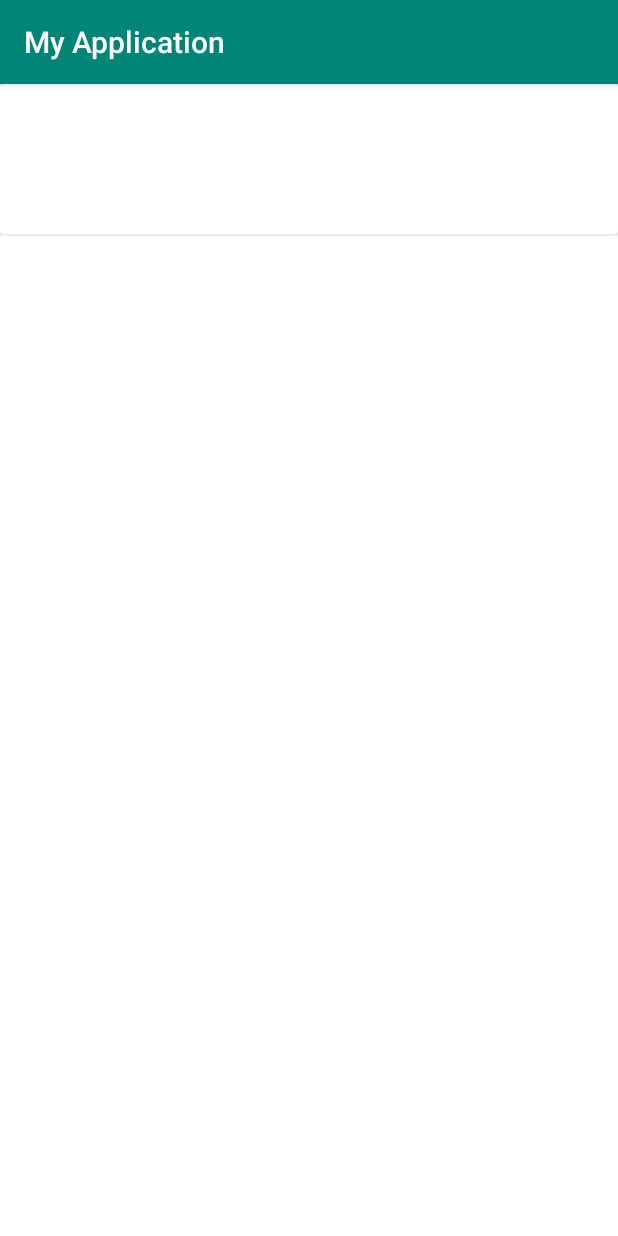
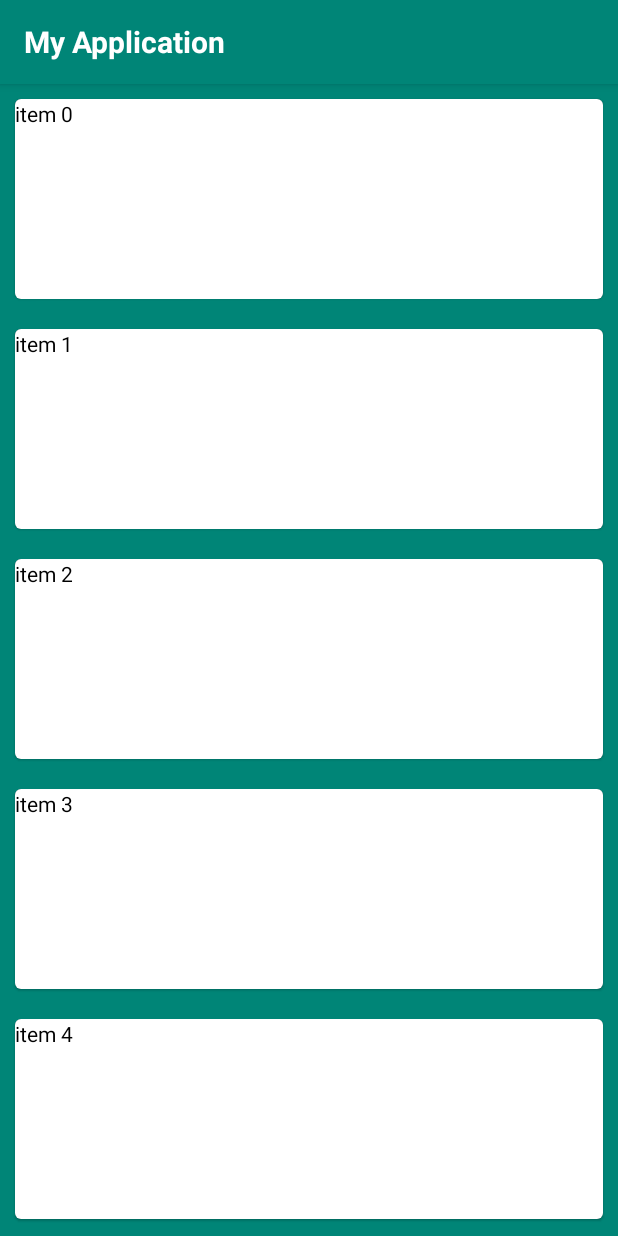
Before and after one commit to brianmlatimer/Boilermake-2020, an Android app: the screen it shows after launch (MainActivity), on a phone screen of 412 x 824 dp. Run offline under Robolectric (Android 15) with nearby library versions, the phone set to English and light mode, and no system bars.

Commit message:
Made a lot of progress

```diff
--- a/android/app/build.gradle
+++ b/android/app/build.gradle
@@ -25,11 +25,14 @@ dependencies {
     implementation "androidx.recyclerview:recyclerview:1.1.0"
     // For control over item selection of both touch and mouse driven selection
     implementation "androidx.recyclerview:recyclerview-selection:1.1.0-beta01"
-    implementation 'com.android.support:cardview-v7:29.0.0'
+//    implementation 'com.android.support:cardview-v7:29.0.0'
     implementation fileTree(dir: 'libs', include: ['*.jar'])
     implementation 'androidx.appcompat:appcompat:1.1.0'
     implementation 'androidx.constraintlayout:constraintlayout:1.1.3'
     implementation 'com.google.android.material:material:1.2.0-alpha04'
+
+
+//    implementation 'com.android.support:design:28.0.0'
 
     // Add the Firebase SDK for Google Analytics
     implementation 'com.google.firebase:firebase-analytics:17.2.2'
@@ -45,6 +48,6 @@ dependencies {
     // Google's Maven repository to your root-level build.gradle file
 
     testImplementation 'junit:junit:4.12'
-    androidTestImplementation 'androidx.test.ext:junit:1.1.0'
-    androidTestImplementation 'androidx.test.espresso:espresso-core:3.1.1'
+    androidTestImplementation 'androidx.test.ext:junit:1.1.1'
+    androidTestImplementation 'androidx.test.espresso:espresso-core:3.2.0'
 }
--- a/android/app/src/main/java/com/boilermake/mwen/MainActivity.java
+++ b/android/app/src/main/java/com/boilermake/mwen/MainActivity.java
@@ -1,14 +1,28 @@
 package com.boilermake.mwen;
 
 import androidx.appcompat.app.AppCompatActivity;
+import androidx.recyclerview.widget.LinearLayoutManager;
+import androidx.recyclerview.widget.RecyclerView;
 
 import android.os.Bundle;
+import android.widget.Toolbar;
 
 public class MainActivity extends AppCompatActivity {
+
+    String[] items = {"item 0", "item 1", "item 2", "item 3", "item 4", "item 5", "item 6", "item 7", "item 8", "item 9", "item 10"};
 
     @Override
     protected void onCreate(Bundle savedInstanceState) {
         super.onCreate(savedInstanceState);
         setContentView(R.layout.activity_main);
+
+
+        RecyclerView rv = findViewById(R.id.recyclerview);
+        rv.setLayoutManager(new LinearLayoutManager(this));
+        rv.setAdapter(new adapter(this, items));
+
+//        androidx.appcompat.widget.Toolbar toolbar = findViewById(R.id.main_tool_bar);
+//        setSupportActionBar(toolbar);
+
     }
 }
--- a/android/app/src/main/java/com/boilermake/mwen/adapter.java
+++ b/android/app/src/main/java/com/boilermake/mwen/adapter.java
@@ -1,37 +1,47 @@
 package com.boilermake.mwen;
 
 import android.content.Context;
+import android.view.LayoutInflater;
 import android.view.View;
 import android.view.ViewGroup;
+import android.widget.TextView;
 
 import androidx.annotation.NonNull;
+import androidx.appcompat.view.menu.MenuView;
 import androidx.recyclerview.widget.RecyclerView;
 
-public class adapter extends RecyclerView.Adapter<RecyclerView.ViewHolder>
-{       Context context;
+public class adapter extends RecyclerView.Adapter<RecyclerView.ViewHolder> {
+
+        Context context;
         String[] items;
-        public adapter(Context context, String[]items)
-        {
-                this.context=context;
-                this.items=items;
+        public adapter(Context context, String[]items) {
+                this.context = context;
+                this.items   = items;
         }
         @Override
         public RecyclerView.ViewHolder onCreateViewHolder(@NonNull ViewGroup parent, int viewType) {
-                return null;
+                LayoutInflater inflater = LayoutInflater.from(context);
+                View row = inflater.inflate(R.layout.bathroom_layout, parent, false);
+                Item item = new Item(row);
+
+                return item;
         }
 
         @Override
         public void onBindViewHolder(@NonNull RecyclerView.ViewHolder holder, int position) {
-
+                ((Item) holder).textView.setText(items[position]);
         }
 
         @Override
         public int getItemCount() {
                 return items.length;
         }
+
         public class Item extends RecyclerView.ViewHolder {
+                TextView textView;
                 public Item(@NonNull View itemView) {
                         super(itemView);
+                        textView = itemView.findViewById(R.id.name);
                 }
         }
 }
--- a/android/app/src/main/res/layout/activity_main.xml
+++ b/android/app/src/main/res/layout/activity_main.xml
@@ -1,25 +1,40 @@
 <?xml version="1.0" encoding="utf-8"?>
-<LinearLayout
+<androidx.coordinatorlayout.widget.CoordinatorLayout
     xmlns:android="http://schemas.android.com/apk/res/android"
-    xmlns:tools="http://schemas.android.com/tools"
-    xmlns:card_view="http://schemas.android.com/apk/res-auto"
+    xmlns:app="http://schemas.android.com/apk/res-auto"
     android:layout_width="match_parent"
     android:layout_height="match_parent"
     android:baselineAligned="false"
-    android:orientation="vertical"
-    android:background="#ffffff"
-    >
+    android:orientation="vertical">
 
-    <!-- A CardView that contains a TextView -->
-    <androidx.cardview.widget.CardView
+
+    <androidx.recyclerview.widget.RecyclerView
+        android:background="#00000000"
+        android:id="@+id/recyclerview"
+        app:layout_behavior="@string/appbar_scrolling_view_behavior"
         android:layout_width="match_parent"
-        android:layout_height="100dp"
-        android:padding="10px">
+        android:layout_height="match_parent"/>
 
-        <TextView
-            android:layout_width="match_parent"
-            android:layout_height="match_parent"/>
+    <com.google.android.material.appbar.AppBarLayout
+        android:background="@color/colorPrimary"
+        android:layout_height="wrap_content"
+        android:layout_width="match_parent">
 
-    </androidx.cardview.widget.CardView>
+        <androidx.appcompat.widget.Toolbar
+            android:id="@+id/main_tool_bar"
+            app:layout_scrollFlags="scroll|enterAlways"
+            android:layout_height="wrap_content"
+            android:layout_width="match_parent">
 
-</LinearLayout>
+            <TextView
+                android:textSize="20sp"
+                android:textStyle="bold"
+                android:textColor="#FFF"
+                android:layout_width="match_parent"
+                android:layout_height="wrap_content"
+                android:text="@string/app_name"/>
+        </androidx.appcompat.widget.Toolbar>
+
+    </com.google.android.material.appbar.AppBarLayout>
+
+</androidx.coordinatorlayout.widget.CoordinatorLayout>
--- /dev/null
+++ b/android/app/src/main/res/layout/bathroom_layout.xml
@@ -0,0 +1,24 @@
+<?xml version="1.0" encoding="utf-8"?>
+<LinearLayout
+    xmlns:android="http://schemas.android.com/apk/res/android"
+    android:layout_width="match_parent"
+    android:layout_height="wrap_content"
+    android:background="#00000000">
+
+    <com.google.android.material.card.MaterialCardView
+
+        android:layout_width="match_parent"
+        android:layout_height="200px"
+        android:layout_margin="10dp"
+        android:background="#00000000">
+
+        <TextView
+            android:textColor="#000"
+            android:background="#ffff"
+            android:id="@+id/name"
+            android:layout_width="match_parent"
+            android:layout_height="match_parent"/>
+
+    </com.google.android.material.card.MaterialCardView>
+
+</LinearLayout>
--- a/android/app/src/main/res/values/colors.xml
+++ b/android/app/src/main/res/values/colors.xml
@@ -1,6 +1,10 @@
 <?xml version="1.0" encoding="utf-8"?>
 <resources>
     <color name="colorPrimary">#008577</color>
+    <color name="colorSecondary">#008577</color>
+    <color name="colorBackground">#008577</color>
     <color name="colorPrimaryDark">#00574B</color>
+    <color name="colorError">#D81B60</color>
     <color name="colorAccent">#D81B60</color>
+    <color name="colorPrimaryVariant">#D81B60</color>
 </resources>
--- a/android/app/src/main/res/values/styles.xml
+++ b/android/app/src/main/res/values/styles.xml
@@ -1,11 +1,14 @@
 <resources>
 
     <!-- Base application theme. -->
-    <style name="AppTheme" parent="Theme.AppCompat.Light.DarkActionBar">
-        <!-- Customize your theme here. -->
+    <style name="AppTheme" parent="Theme.MaterialComponents.NoActionBar">
+
+        <!-- Original AppCompat attributes. -->
         <item name="colorPrimary">@color/colorPrimary</item>
-        <item name="colorPrimaryDark">@color/colorPrimaryDark</item>
-        <item name="colorAccent">@color/colorAccent</item>
+        <item name="colorSecondary">@color/colorSecondary</item>
+        <item name="android:colorBackground">@color/colorBackground</item>
+        <item name="colorError">@color/colorError</item>
+
     </style>
 
 </resources>
```
Also changed, not shown: 2 other files.
